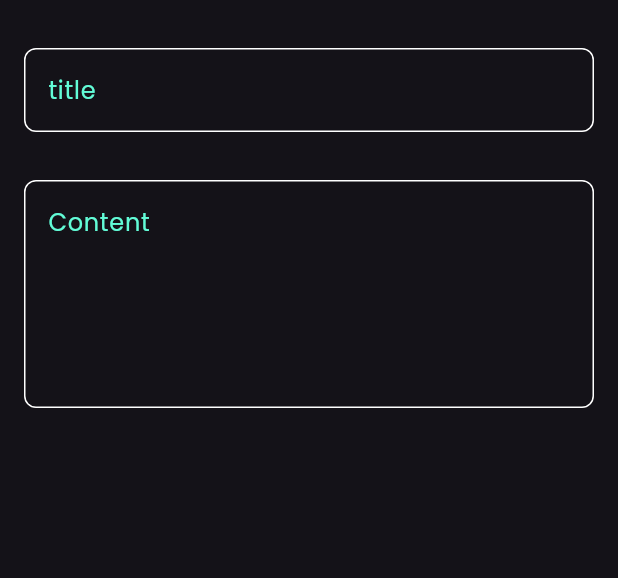
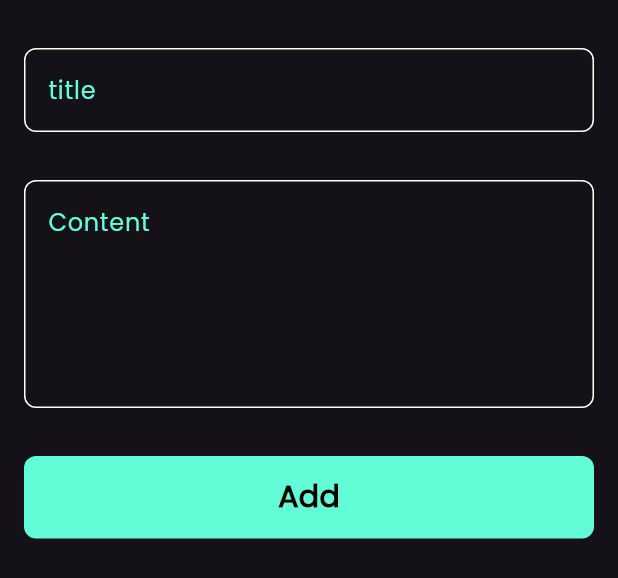
Before and after one commit to Abdrhmann/notes_app, a Flutter app: the AddNoteButtomSheet widget shown alone on an empty page, opened directly, on a phone screen of 412 x 824 dp. Shown: the top 578 px of the screen. Run offline on Flutter 3.47's test engine with Material 3 defaults, Android fonts, the phone set to English and light mode, and no system bars; our stand-ins replace font_awesome_flutter.

Commit message:
finish notes bottom sheet

```diff
--- a/lib/widgets/add_note_buttom_sheet.dart
+++ b/lib/widgets/add_note_buttom_sheet.dart
@@ -1,5 +1,6 @@
+import 'package:flutter/foundation.dart';
 import 'package:flutter/material.dart';
-import 'package:notes_app/constants.dart';
+import 'package:notes_app/widgets/custom_buttom.dart';
 import 'package:notes_app/widgets/custom_text_field.dart';
 
 class AddNoteButtomSheet extends StatelessWidget {
@@ -9,6 +10,7 @@ class AddNoteButtomSheet extends StatelessWidget {
   Widget build(BuildContext context) {
     return Padding(
       padding: const EdgeInsets.symmetric(horizontal: 16),
+      child: SingleChildScrollView(
         child: Column(
           children: [
              SizedBox(
@@ -22,7 +24,13 @@ class AddNoteButtomSheet extends StatelessWidget {
                   hint: 'Content',
                   maxLines: 5
                   ),
+                   SizedBox(height: 32),
+                  CustomButton(onTab: () {  },),
+                  SizedBox(
+                    height: 16,
+                  ),
           ],
+        ),
       ),
     );
   }
--- /dev/null
+++ b/lib/widgets/custom_buttom.dart
@@ -0,0 +1,30 @@
+import 'package:flutter/material.dart';
+import 'package:notes_app/constants.dart';
+
+class CustomButton extends StatelessWidget {
+  const CustomButton({super.key, required this.onTab});
+ final VoidCallback onTab;
+  @override
+  Widget build(BuildContext context) {
+    return GestureDetector(
+       onTap: onTab,
+      child: Container(
+         height: 55,
+         width: MediaQuery.of(context).size.width ,
+         decoration: BoxDecoration(
+          color: kPrimaryColor,
+          borderRadius: BorderRadius.circular(8),
+         ),
+         child: const Center(
+          child: Text('Add',
+           style: TextStyle(
+            color: Colors.black,
+            fontSize: 20,
+            fontWeight: FontWeight.bold,
+           ),
+          ),
+        ),
+      ),
+    );
+  }
+}
```
Lines whose indentation alone changed are shown as unchanged.
